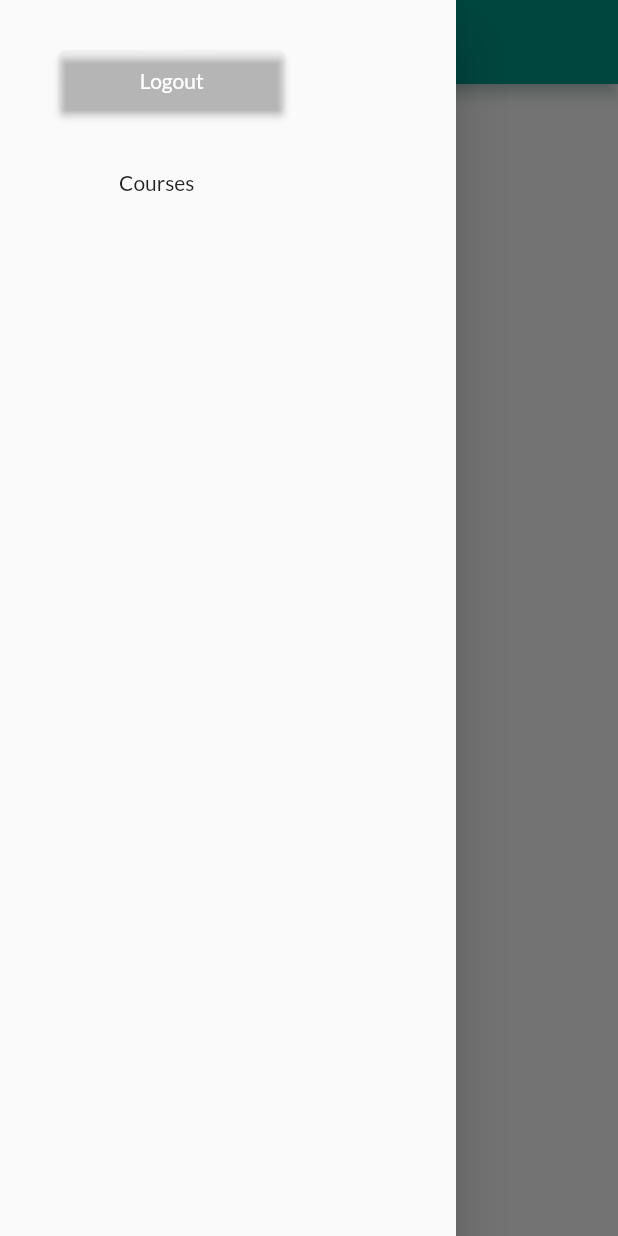
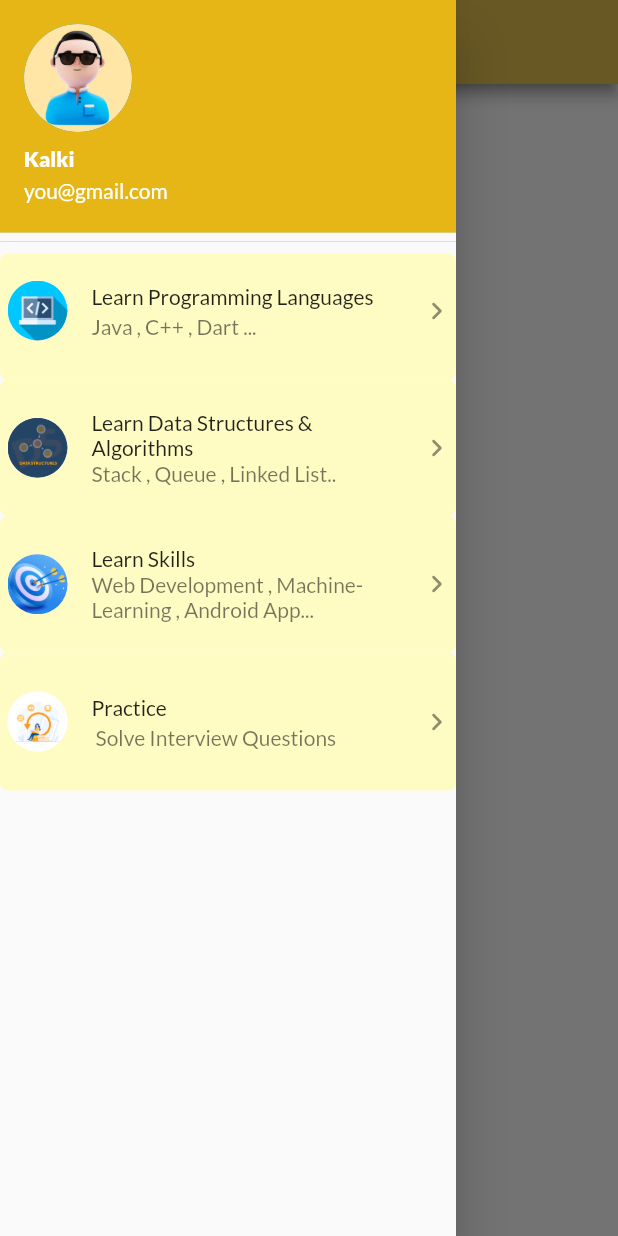
Before and after one commit to pratyushvaibhaw/e-course_app, a Flutter app: the HomePage screen opened by its route, with the side drawer open, on a phone screen of 412 x 824 dp. Run offline on Flutter 3.47's test engine with Material 2 defaults, Android fonts, the phone set to English and light mode, and no system bars; our stand-ins replace google_fonts.

Commit message:
day7 |ListView , ListTile Covered |AppDrawer built || asset not loading problem can be corrected by again starting the app |

```diff
--- a/lib/main.dart
+++ b/lib/main.dart
@@ -19,7 +19,7 @@ class MyApp extends StatelessWidget {
   @override
   Widget build(BuildContext context) {
     return MaterialApp(
-      debugShowCheckedModeBanner: true,
+      debugShowCheckedModeBanner: false,
       theme: ThemeData(
         primarySwatch: Colors.teal,
         fontFamily: GoogleFonts.lato().fontFamily,
@@ -27,7 +27,7 @@ class MyApp extends StatelessWidget {
       ),
       //initialRoute: "/home",
       /*initial route will always HomePage , btw by default "/" indicates the home route*/
-      initialRoute: "/",
+      initialRoute: MyRoutes.loginRoute,
       routes: {
         "/": (context) => LoginPage(),
         MyRoutes.homeRoute: (context) => HomePage(),
--- a/lib/pages/homePage.dart
+++ b/lib/pages/homePage.dart
@@ -1,5 +1,6 @@
 import 'package:flutter/material.dart';
 import 'package:flutter_basics/utils/routes.dart';
+import 'package:flutter_basics/widgets/drawer.dart';
 
 class HomePage extends StatelessWidget {
   @override
@@ -7,38 +8,22 @@ class HomePage extends StatelessWidget {
     final days = 8;
     final str = "Welcome To Flutter Tutor";
     return Scaffold(
-      drawer: Drawer(
-        child: Column(
-          children: [
-            Padding(
-              padding: const EdgeInsets.fromLTRB(25, 30, 100, 5),
-              child: ElevatedButton(
-                  style: TextButton.styleFrom(
-                    minimumSize: Size(150, 40),
-                    backgroundColor: Color.fromARGB(0, 177, 244, 129),
-                  ),
-                  onPressed: () {
-                    Navigator.pushNamed(context, MyRoutes.loginRoute);
-                  },
-                  child: Text("Logout")),
-            ),
-            Padding(
-              padding: const EdgeInsets.fromLTRB(5, 30, 100, 5),
-              child: Text(
-                "Courses",
-                selectionColor: Color.fromARGB(255, 142, 111, 15),
-              ),
-            ),
-          ],
+      drawer: MyDrawer(),
+      appBar: AppBar(
+        title: Padding(
+          padding: const EdgeInsets.fromLTRB(50, 0, 30, 0),
+          child: Text(
+            "Course Mart",
+            style: TextStyle(
+                fontWeight: FontWeight.w900, letterSpacing: 1, wordSpacing: 5),
+          ),
         ),
-      ),
-      appBar: AppBar(
-        title: Center(child: Text("Flutter Tutor")),
-        shadowColor: Color.fromARGB(255, 174, 232, 220),
+        shadowColor: Color.fromARGB(255, 110, 110, 110),
+        backgroundColor: Color.fromARGB(255, 226, 192, 79),
       ),
       body: Center(
         child: Container(
-          child: Text("$str" + "\n Learn Flutter in $days"),
+          child: Text("$str" + "\n Learn Flutter in $days" + "days"),
         ),
       ),
     );
--- /dev/null
+++ b/lib/widgets/drawer.dart
@@ -0,0 +1,127 @@
+import 'package:flutter/material.dart';
+
+class MyDrawer extends StatelessWidget {
+  const MyDrawer({super.key});
+
+  @override
+  Widget build(BuildContext context) {
+    return Drawer(
+        shadowColor: Colors.black,
+        /*We are using listview as they drawer provides very less options. */
+        child: Container(
+          //color: Color.fromARGB(255, 255, 254, 237),
+          child: ListView(
+            padding: EdgeInsets.zero,
+            children: [
+              DrawerHeader(
+                  //margin: EdgeInsets.zero,
+                  padding: EdgeInsets.zero,
+                  child: UserAccountsDrawerHeader(
+                      decoration: BoxDecoration(
+                          color: Color.fromARGB(255, 230, 182, 23)),
+                      currentAccountPicture: CircleAvatar(
+                        // backgroundColor: Color.fromARGB(255, 230, 182, 23),
+                        backgroundImage:
+                            AssetImage("assets/images/account.jpg"),
+                        radius: 8,
+
+                        // child: Text("Profile"),
+                      ),
+
+                      //currentAccountPictureSize: Size(150, 100),
+                      margin: EdgeInsets.fromLTRB(0, 0, 0, 6),
+                      accountName: Text(
+                        "Kalki",
+                        style: TextStyle(fontWeight: FontWeight.w900),
+                      ),
+                      accountEmail: Text("you@gmail.com"))),
+              ListTile(
+                enabled: true,
+                /*makes the list tile interactive */
+
+                leading: CircleAvatar(
+                  backgroundColor: Colors.white,
+                  backgroundImage: AssetImage("assets/images/programming.png"),
+                  radius: 20,
+                ),
+                title: Text("Learn Programming Languages"),
+                subtitle: Text("Java , C++ , Dart ..."),
+                trailing: Icon(Icons.navigate_next_rounded),
+                tileColor: Color.fromARGB(255, 255, 252, 195),
+                shape: RoundedRectangleBorder(
+                    borderRadius: BorderRadius.circular(5)),
+                onTap: () {
+                  print("More Features to be added soon");
+                },
+                hoverColor: Colors.white,
+                contentPadding: EdgeInsets.fromLTRB(5, 2, 1, 10),
+              ),
+              ListTile(
+                enabled: true,
+                /*makes the list tile interactive */
+                minVerticalPadding: 10,
+                leading: CircleAvatar(
+                  backgroundColor: Colors.white,
+                  backgroundImage: AssetImage("assets/images/dsa.png"),
+                  radius: 20,
+                ),
+                title: Text("Learn Data Structures & Algorithms"),
+                subtitle: Text("Stack , Queue , Linked List.."),
+                trailing: Icon(Icons.navigate_next_rounded),
+                tileColor: Color.fromARGB(255, 255, 252, 195),
+                shape: RoundedRectangleBorder(
+                    borderRadius: BorderRadius.circular(5)),
+                onTap: () {
+                  print("More Features to be added soon");
+                },
+                hoverColor: Colors.white,
+                contentPadding: EdgeInsets.fromLTRB(5, 10, 1, 10),
+              ),
+              ListTile(
+                enabled: true,
+                /*makes the list tile interactive */
+                minVerticalPadding: 10,
+                leading: CircleAvatar(
+                  backgroundColor: Colors.white,
+                  backgroundImage: AssetImage("assets/images/aim.jpg"),
+                  radius: 20,
+                ),
+                title: Text("Learn Skills"),
+                subtitle:
+                    Text("Web Development , Machine-Learning , Android App..."),
+                trailing: Icon(Icons.navigate_next_rounded),
+                tileColor: Color.fromARGB(255, 255, 252, 195),
+                shape: RoundedRectangleBorder(
+                    borderRadius: BorderRadius.circular(5)),
+                onTap: () {
+                  print("More Features to be added soon");
+                },
+                hoverColor: Colors.white,
+                contentPadding: EdgeInsets.fromLTRB(5, 10, 1, 10),
+              ),
+              ListTile(
+                enabled: true,
+                /*makes the list tile interactive */
+                minVerticalPadding: 10,
+                leading: CircleAvatar(
+                  backgroundColor: Colors.white,
+                  backgroundImage: AssetImage("assets/images/practice.jpg"),
+                  radius: 20,
+                ),
+                title: Text("Practice"),
+                subtitle: Text(" Solve Interview Questions "),
+                trailing: Icon(Icons.navigate_next_rounded),
+                tileColor: Color.fromARGB(255, 255, 252, 195),
+                shape: RoundedRectangleBorder(
+                    borderRadius: BorderRadius.circular(5)),
+                onTap: () {
+                  print("More Features to be added soon");
+                },
+                hoverColor: Colors.white,
+                contentPadding: EdgeInsets.fromLTRB(5, 10, 1, 10),
+              )
+            ],
+          ),
+        ));
+  }
+}
```
Also changed, not shown: assets/images/account.jpg (added), assets/images/aim.jpg (added), assets/images/coding.jpg (added), assets/images/dsa.png (added), assets/images/practice.jpg (added), assets/images/programming.png (added), assets/images/user.png (deleted), 1 other file.
